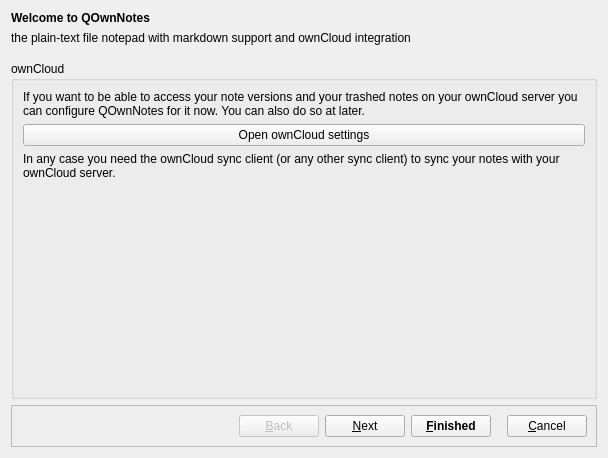
The window that src/dialogs/welcomedialog.ui (pbek/QOwnNotes) describes before a commit, drawn with Qt 5.
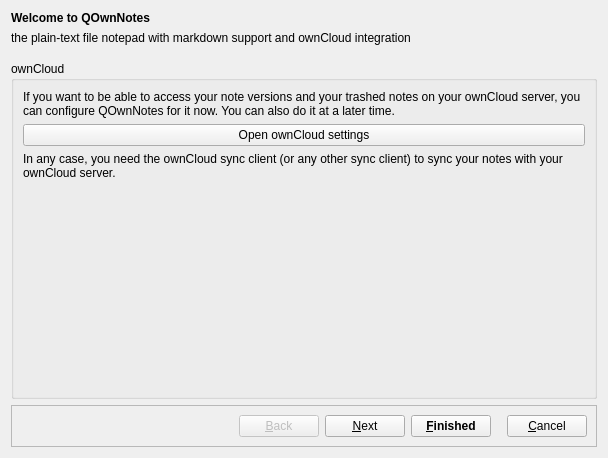
The same window after the commit. The open tabs and pages were chosen to show the change. Icons and pictures are not drawn.

Commit message: Fix minor typos in welcome dialog.

What changed in the file:
```diff
--- a/src/dialogs/welcomedialog.ui
+++ b/src/dialogs/welcomedialog.ui
@@ -335,7 +335,7 @@
           <item row="0" column="0">
            <widget class="QLabel" name="label">
             <property name="text">
-             <string>If you want to be able to access your note versions and your trashed notes on your ownCloud server you can configure QOwnNotes for it now. You can also do so at later.</string>
+             <string>If you want to be able to access your note versions and your trashed notes on your ownCloud server, you can configure QOwnNotes for it now. You can also do it at a later time.</string>
             </property>
             <property name="wordWrap">
              <bool>true</bool>
@@ -365,7 +365,7 @@
           <item row="2" column="0">
            <widget class="QLabel" name="label_4">
             <property name="text">
-             <string>In any case you need the ownCloud sync client (or any other sync client) to sync your notes with your ownCloud server.</string>
+             <string>In any case, you need the ownCloud sync client (or any other sync client) to sync your notes with your ownCloud server.</string>
             </property>
             <property name="wordWrap">
              <bool>true</bool>
```
The commit also changes 1 other file.
